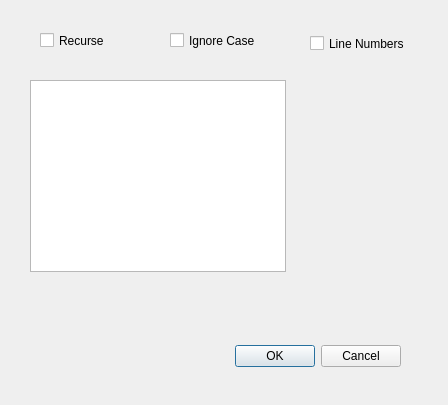
CraigDawson/yapygrep, file gui/common.ui: the form before one commit.
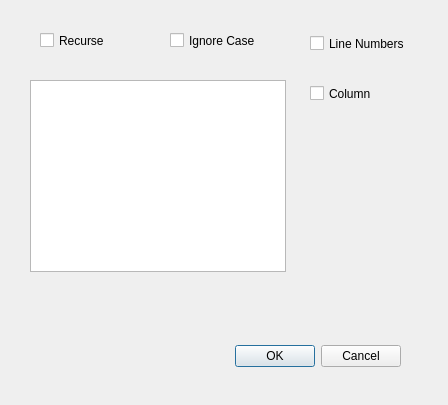
The form after the commit.

Commit message: Added -c and help for types switches

Diff of the .ui file:
```diff
--- a/gui/common.ui
+++ b/gui/common.ui
@@ -78,6 +78,19 @@
     <string>Line Numbers</string>
    </property>
   </widget>
+  <widget class="QCheckBox" name="checkBox_4">
+   <property name="geometry">
+    <rect>
+     <x>310</x>
+     <y>80</y>
+     <width>95</width>
+     <height>27</height>
+    </rect>
+   </property>
+   <property name="text">
+    <string>Column</string>
+   </property>
+  </widget>
  </widget>
  <resources/>
  <connections>
```
The commit also changes 2 other files.
